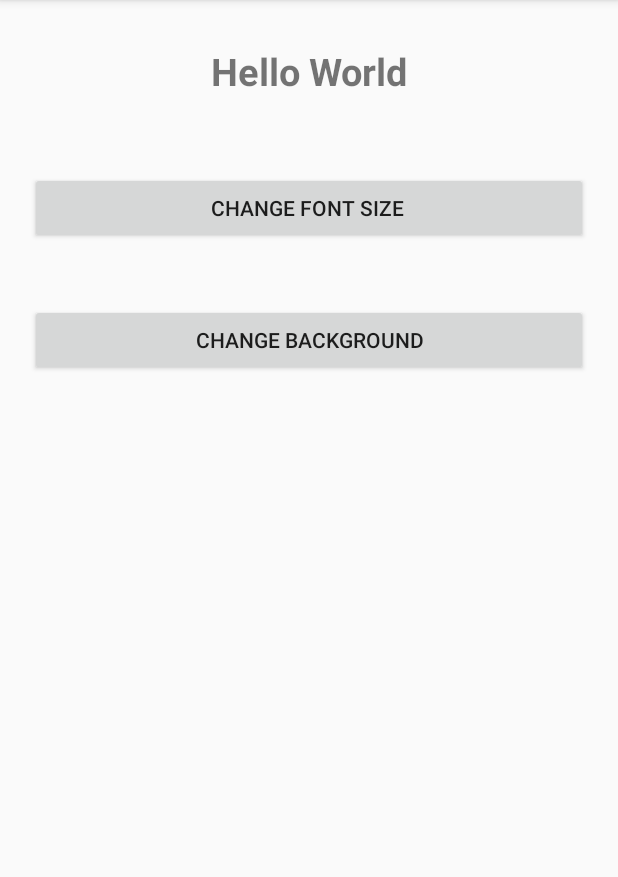
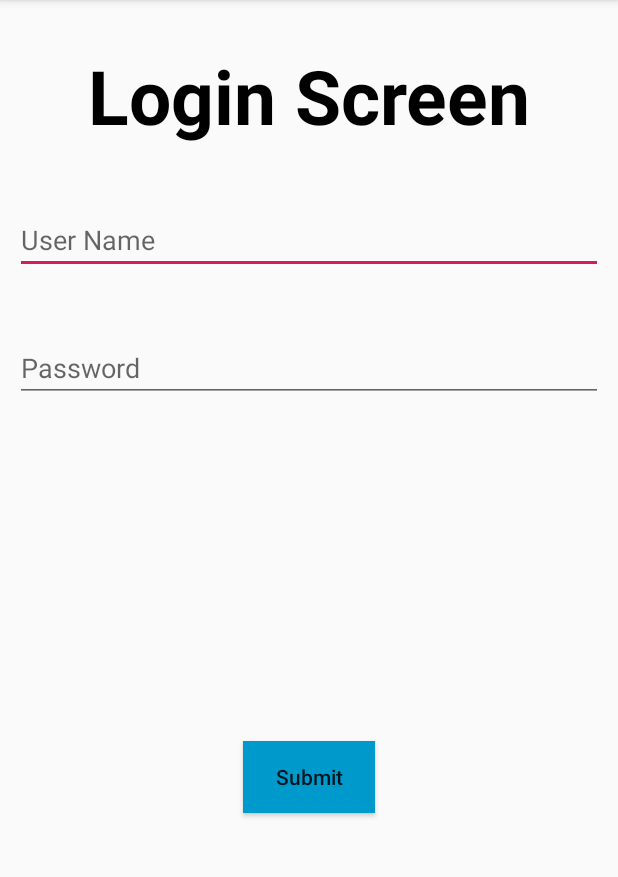
Before and after one commit to AminullahTajMuhammad/CSC-221-Mobile-Development-Indus-University, an Android app: the screen it shows after launch (LabManual_Three before the commit, LoginActivity after it), on a phone screen of 412 x 824 dp, the part 84-961 px from its top. Run offline under Robolectric (Android 15) with nearby library versions, the phone set to English and light mode, and no system bars.

Commit message:
Upload lab Manual 4 Taks

```diff
--- a/app/src/main/java/com/amin/indusuniversity/LabManual_2/LabManual_Two.java
+++ b/app/src/main/java/com/amin/indusuniversity/LabManual_2/LabManual_Two.java
@@ -20,8 +20,8 @@ public class LabManual_Two extends AppCompatActivity {
         tvHelloAndroid.setOnClickListener(new View.OnClickListener() {
             @Override
             public void onClick(View v) {
-                tvHelloAndroid.setTextColor(getResources().getColor(android.R.color.holo_blue_dark));
-                tvHelloAndroid.setBackgroundColor(getResources().getColor(android.R.color.holo_red_dark));
+            tvHelloAndroid.setTextColor(getResources().getColor(android.R.color.holo_blue_dark));
+            tvHelloAndroid.setBackgroundColor(getResources().getColor(android.R.color.holo_red_dark));
             }
         });
 
--- /dev/null
+++ b/app/src/main/java/com/amin/indusuniversity/LabManual_4/LoginActivity.java
@@ -0,0 +1,40 @@
+package com.amin.indusuniversity.LabManual_4;
+import android.content.Intent;
+import android.support.v7.app.AppCompatActivity;
+import android.os.Bundle;
+import android.view.View;
+import android.widget.Button;
+import android.widget.EditText;
+
+import com.amin.indusuniversity.R;
+
+public class LoginActivity extends AppCompatActivity {
+    EditText edtName, edtPassword;
+    Button btnSubmit;
+    String name, password;
+    int counter;
+    @Override
+    protected void onCreate(Bundle savedInstanceState) {
+        super.onCreate(savedInstanceState);
+        setContentView(R.layout.activity_login);
+        edtName = findViewById(R.id.edtName);
+        edtPassword = findViewById(R.id.edtPassword);
+        btnSubmit = findViewById(R.id.btnSubmit);
+        btnSubmit.setOnClickListener(new View.OnClickListener() {
+            @Override
+            public void onClick(View v) {
+                name = edtName.getText().toString();
+                password = edtPassword.getText().toString();
+                if(name.equals("admin") && password.equals("admin")) {
+                    Intent intent = new Intent(LoginActivity.this, ResultActivity.class);
+                    intent.putExtra("Wrong Attempt", String.valueOf(counter));
+                    startActivity(intent);
+                    counter = 0;
+                } else {
+                    counter++;
+                }
+            }
+        });
+
+    }
+}
--- a/app/src/main/res/layout/activity_lab_manual__three.xml
+++ b/app/src/main/res/layout/activity_lab_manual__three.xml
@@ -1,14 +1,8 @@
 <?xml version="1.0" encoding="utf-8"?>
 <LinearLayout xmlns:android="http://schemas.android.com/apk/res/android"
-    xmlns:app="http://schemas.android.com/apk/res-auto"
-    xmlns:tools="http://schemas.android.com/tools"
-    android:layout_width="match_parent"
-    android:layout_height="match_parent"
-    android:orientation="vertical"
-    tools:context=".LabManual_3.LabManual_Three">
-
-    <TextView
-        android:id="@+id/textView"
+    android:layout_width="match_parent" android:layout_height="match_parent"
+    android:orientation="vertical">
+    <TextView android:id="@+id/textView"
         android:layout_height="wrap_content"
         android:layout_width="match_parent"
         android:layout_margin="30dp"
@@ -16,20 +10,15 @@
         android:textSize="25sp"
         android:gravity="center"
         android:textStyle="bold" />
-
     <Button android:id="@+id/btnChangeTextColor"
         android:layout_width="match_parent"
         android:layout_height="wrap_content"
         android:layout_margin="20dp"
         android:gravity="center"
-        android:text="Change font Size "
-        tools:ignore="MissingConstraints" />
-
+        android:text="Change font Size " />
     <Button android:id="@+id/btnChangeBackGround"
         android:layout_width="match_parent"
         android:layout_height="wrap_content"
         android:layout_margin="20dp"
-        android:text="Change Background"
-        />
-
+        android:text="Change Background" />
 </LinearLayout>
--- /dev/null
+++ b/app/src/main/res/layout/activity_login.xml
@@ -0,0 +1,56 @@
+<?xml version="1.0" encoding="utf-8"?>
+<android.support.constraint.ConstraintLayout xmlns:android="http://schemas.android.com/apk/res/android"
+    xmlns:app="http://schemas.android.com/apk/res-auto"
+    xmlns:tools="http://schemas.android.com/tools"
+    android:layout_width="match_parent"
+    android:layout_height="match_parent"
+    tools:context=".LabManual_4.LoginActivity">
+
+    <TextView android:id="@+id/tvLogin"
+        android:layout_width="wrap_content"
+        android:layout_height="wrap_content"
+        android:text="Login Screen"
+        android:textSize="50dp"
+        android:textStyle="bold"
+        android:textColor="@android:color/black"
+        android:layout_marginTop="30dp"
+        app:layout_constraintTop_toTopOf="parent"
+        app:layout_constraintRight_toRightOf="parent"
+        app:layout_constraintLeft_toLeftOf="parent"
+        tools:ignore="MissingConstraints" />
+
+    <EditText android:id="@+id/edtName"
+        android:layout_width="match_parent"
+        android:layout_height="wrap_content"
+        app:layout_constraintStart_toStartOf="parent"
+        app:layout_constraintTop_toBottomOf="@id/tvLogin"
+        android:layout_marginTop="40dp"
+        android:layout_marginLeft="10dp"
+        android:layout_marginRight="10dp"
+        android:hint="User Name"
+        tools:ignore="MissingConstraints" />
+
+    <EditText android:id="@+id/edtPassword"
+        android:layout_width="match_parent"
+        android:layout_height="wrap_content"
+        app:layout_constraintTop_toBottomOf="@+id/edtName"
+        android:layout_marginTop="40dp"
+        android:layout_marginLeft="10dp"
+        android:layout_marginRight="10dp"
+        android:inputType="textPassword"
+        android:hint="Password"
+        tools:ignore="MissingConstraints" />
+
+    <Button android:id="@+id/btnSubmit"
+        android:layout_width="wrap_content"
+        android:layout_height="wrap_content"
+        android:text="Submit"
+        android:background="@android:color/holo_blue_dark"
+        android:textAllCaps="false"
+        app:layout_constraintRight_toRightOf="parent"
+        app:layout_constraintLeft_toLeftOf="parent"
+        app:layout_constraintBottom_toBottomOf="parent"
+        app:layout_constraintTop_toBottomOf="@+id/edtPassword"
+        tools:ignore="MissingConstraints" />
+
+</android.support.constraint.ConstraintLayout>
```
Also changed, not shown: app/src/main/AndroidManifest.xml (+5 -3 lines), app/src/main/java/com/amin/indusuniversity/LabManual_3/LabManual_Three.java (+3 -12 lines), app/src/main/java/com/amin/indusuniversity/LabManual_4/ResultActivity.java (added, +22 -0 lines), app/src/main/res/layout/activity_result.xml (added, +21 -0 lines), 1 other file.
